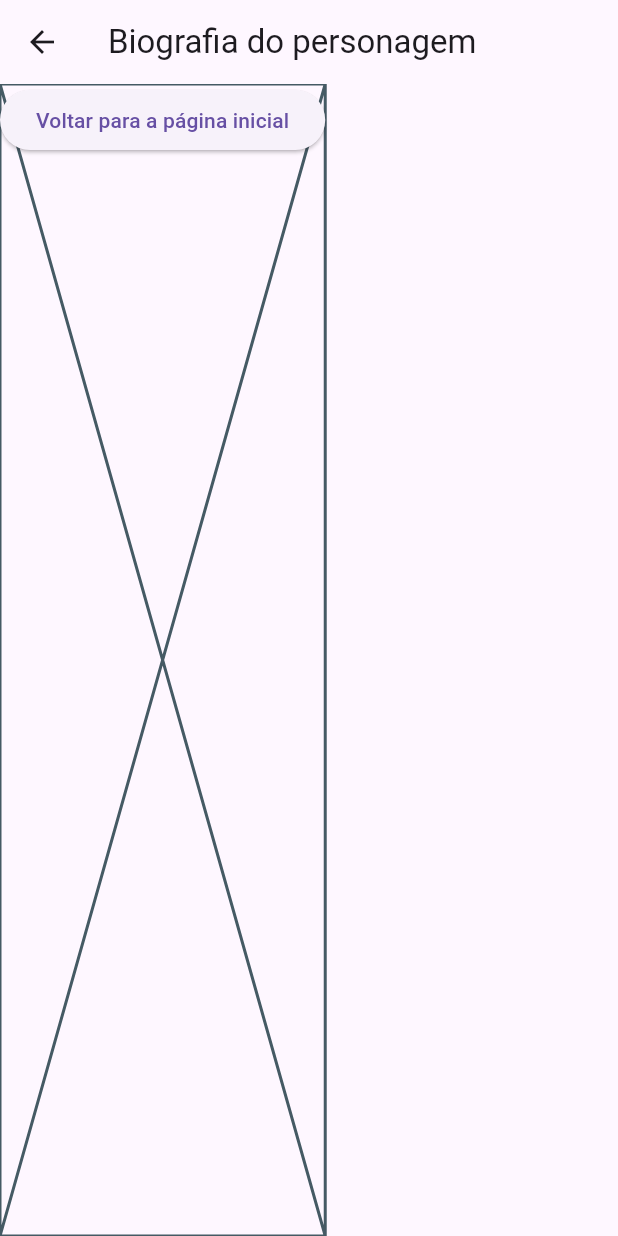
After one commit to laviDomingos/rick-and-morty-api-app-flutter, a Flutter app: the DetailScreen screen opened directly, on a phone screen of 412 x 824 dp. The commit adds this screen. Run offline on Flutter 3.47's test engine with Material 3 defaults, Android fonts, the phone set to English and light mode, and no system bars; our stand-ins replace cached_network_image; network calls fail.

Commit message:
AdionaNAvegaçâoQuandoClicadoNaLista

```diff
--- /dev/null
+++ b/rick-and-morty-api-app-flutter-main/lib/screens/detail_screen.dart
@@ -0,0 +1,30 @@
+import 'package:flutter/material.dart';
+import 'package:rm_app/screens/home_screen.dart';
+
+class DetailScreen extends StatelessWidget {
+  const DetailScreen({super.key});
+
+  @override
+  Widget build(BuildContext context) {
+    return Scaffold(
+      appBar: AppBar(
+        title: const Text('Biografia do personagem'),
+      ),
+      body: Placeholder(
+        child: Column(
+          children: [
+            ElevatedButton(
+              onPressed: ()  {
+               Navigator.pop(
+                context,
+                MaterialPageRoute(builder: (context) => HomeScreen()),
+               );
+              },
+              child: Text('Voltar para a página inicial'),
+            ),
+          ]
+      ),
+    )
+    );
+  }
+}
```
Also changed, not shown: rick-and-morty-api-app-flutter-main/lib/screens/home_screen.dart (+19 -8 lines).
